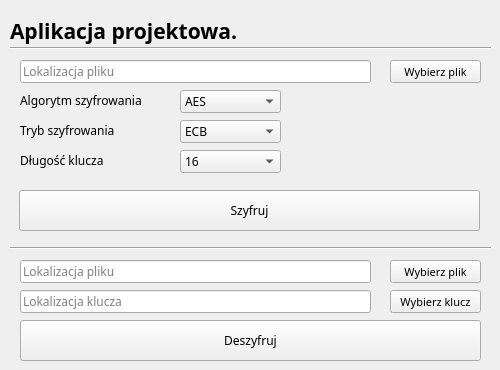
Above: gui/gui.ui from Buzeqq/CryptographyApp before the change. Below: the same form after it.
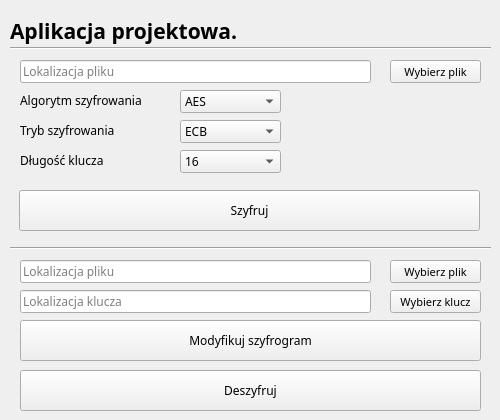
That is the form after the change.

What changed in the file:
```diff
--- a/gui/gui.ui
+++ b/gui/gui.ui
@@ -10,7 +10,7 @@
     <x>0</x>
     <y>0</y>
     <width>500</width>
-    <height>370</height>
+    <height>420</height>
    </rect>
   </property>
   <property name="sizePolicy">
@@ -22,13 +22,13 @@
   <property name="minimumSize">
    <size>
     <width>500</width>
-    <height>370</height>
+    <height>400</height>
    </size>
   </property>
   <property name="maximumSize">
    <size>
     <width>500</width>
-    <height>370</height>
+    <height>420</height>
    </size>
   </property>
   <property name="font">
@@ -440,7 +440,7 @@
     <property name="geometry">
      <rect>
       <x>20</x>
-      <y>320</y>
+      <y>370</y>
       <width>461</width>
       <height>41</height>
      </rect>
@@ -452,6 +452,22 @@
      <string>Deszyfruj</string>
     </property>
    </widget>
+   <widget class="QPushButton" name="modify_ct_button">
+    <property name="geometry">
+     <rect>
+      <x>20</x>
+      <y>320</y>
+      <width>461</width>
+      <height>41</height>
+     </rect>
+    </property>
+    <property name="cursor">
+     <cursorShape>PointingHandCursor</cursorShape>
+    </property>
+    <property name="text">
+     <string>Modyfikuj szyfrogram</string>
+    </property>
+   </widget>
   </widget>
  </widget>
  <resources/>
```
